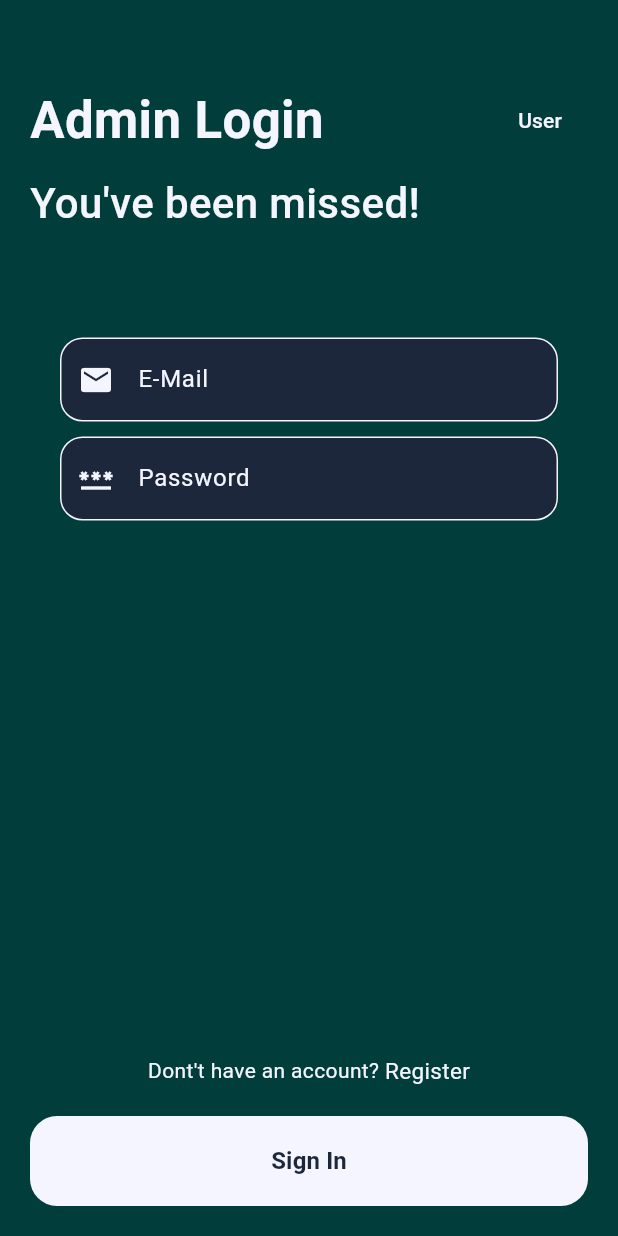
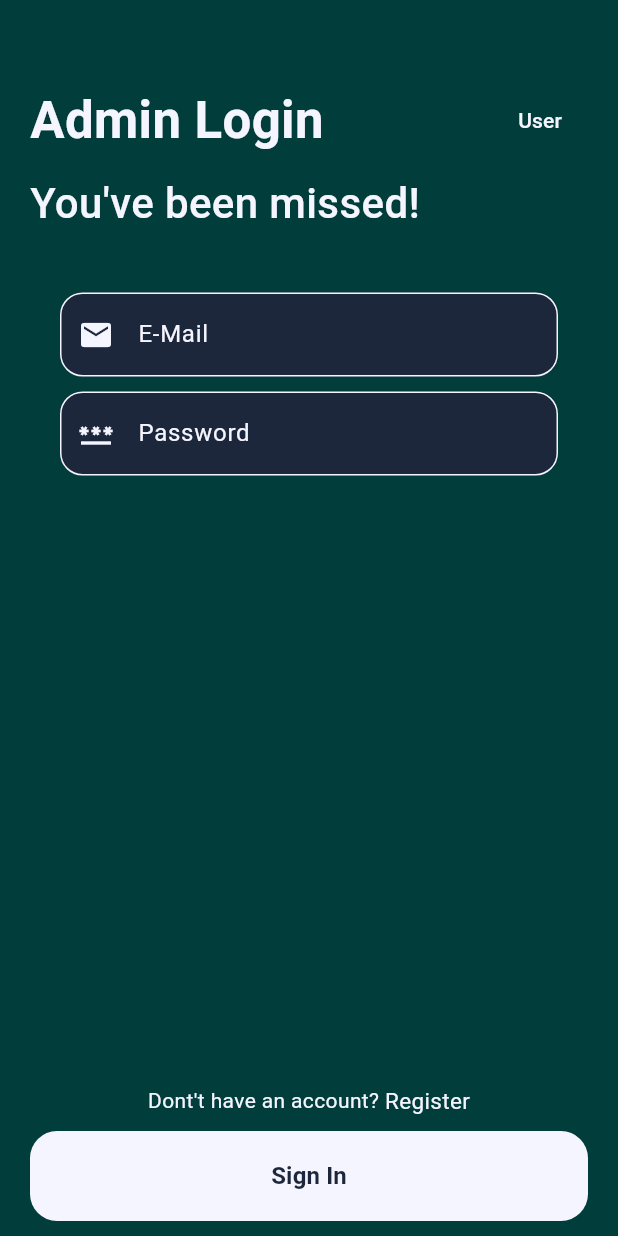
Before and after one commit to MrRoy121/HotelManagementSystem_Flutter_Firebase, a Flutter app: the AdminLoginScreen screen opened directly, on a phone screen of 412 x 824 dp. Run offline on Flutter 3.47's test engine with Material 3 defaults, Android fonts, the phone set to English and light mode, and no system bars; our stand-ins replace cached_network_image, card_swiper, cloud_firestore, concentric_transition, dropdown_button2, firebase_auth and 10 more; accounts and stored records are empty.

Commit message:
Fixed login and other stuffs

```diff
--- a/lib/screens/admin/login.screen.dart
+++ b/lib/screens/admin/login.screen.dart
@@ -77,7 +77,7 @@ class _AdminLoginScreenState extends State<AdminLoginScreen> {
                       ),
                     ),
                     const SizedBox(
-                      height: 60,
+                      height: 40,
                     ),
                     Form(
                       child: Column(
@@ -85,7 +85,6 @@ class _AdminLoginScreenState extends State<AdminLoginScreen> {
                           Container(
                             padding:
                                 const EdgeInsets.symmetric(horizontal: 20.0),
-                            margin: const EdgeInsets.only(top: 10.0),
                             child: TextFormField(
                               controller: _conuserEmail,
                               style: TextStyle(color: AppColors.creamColor),
@@ -179,7 +178,7 @@ class _AdminLoginScreenState extends State<AdminLoginScreen> {
                 ],
               ),
               const SizedBox(
-                height: 20,
+                height: 10,
               ),
               CustomButton.customBtnLogin(
                 buttonName: 'Sign In',
@@ -190,7 +189,7 @@ class _AdminLoginScreenState extends State<AdminLoginScreen> {
                 textColor: AppColors.mirage,
               ),
               const SizedBox(
-                height: 20,
+                height: 10,
               ),
             ],
           ),
--- a/lib/screens/bookingScreen/booking.screen.dart
+++ b/lib/screens/bookingScreen/booking.screen.dart
@@ -101,7 +101,7 @@ class _BookingScreenState extends State<BookingScreen> {
     int fff = ((to.difference(from).inHours / 24).round() + 1);
     setState(() {
       fors = fff.toString();
-      total = (fff * int.parse(widget.price)).toString();
+      total = (fff * double.parse(widget.price)).toString();
     });
   }
 
```
Also changed, not shown: pubspec.yaml (+5 -5 lines), pubspec.lock, 1 other file.
